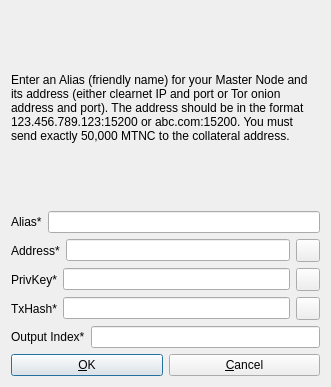
The window that src/qt/forms/addeditatomnode.ui (masternodecoin/masternodecoin) describes before a commit, drawn with Qt 5.
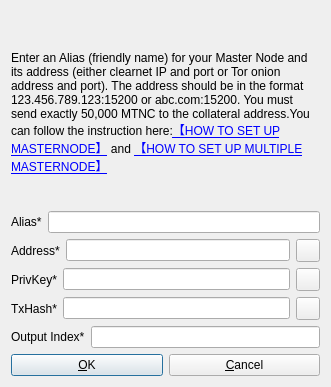
The same window after the commit. Icons and pictures are not drawn.

Diff of the .ui file:
```diff
--- a/src/qt/forms/addeditatomnode.ui
+++ b/src/qt/forms/addeditatomnode.ui
@@ -26,7 +26,7 @@
       </sizepolicy>
      </property>
      <property name="text">
-      <string>&lt;html&gt;&lt;head/&gt;&lt;body&gt;&lt;p&gt;Enter an Alias (friendly name) for your Master Node and its address (either clearnet IP and port or Tor onion address and port). The address should be in the format 123.456.789.123:15200 or abc.com:15200. You must send exactly 50,000 MTNC to the collateral address.&lt;/p&gt;&lt;/body&gt;&lt;/html&gt;</string>
+      <string>&lt;html&gt;&lt;head/&gt;&lt;body&gt;&lt;p align=&quot;center&quot;&gt;&lt;br/&gt;&lt;/p&gt;&lt;p&gt;Enter an Alias (friendly name) for your Master Node and its address (either clearnet IP and port or Tor onion address and port). The address should be in the format 123.456.789.123:15200 or abc.com:15200. You must send exactly 50,000 MTNC to the collateral address.You can follow the instruction here:&lt;a href=&quot;https://docs.google.com/document/d/11WnHDlVmNCTZDnrn8yQYXE21PRBn8h6A5bQiaVpn6Ts/edit?usp=sharing&quot;&gt;&lt;span style=&quot; text-decoration: underline; color:#0000ff;&quot;&gt;【HOW TO SET UP MASTERNODE】&lt;/span&gt;&lt;/a&gt; and &lt;a href=&quot;https://docs.google.com/document/d/1m0YQVE-9CP_pLNKyMwQNMSj1QYOTbR0AKi_zjF7P8Hg/edit?usp=sharing&quot;&gt;&lt;span style=&quot; text-decoration: underline; color:#0000ff;&quot;&gt;【HOW TO SET UP MULTIPLE MASTERNODE】&lt;/span&gt;&lt;/a&gt;&lt;/p&gt;&lt;p&gt;&lt;br/&gt;&lt;/p&gt;&lt;/body&gt;&lt;/html&gt;</string>
      </property>
      <property name="wordWrap">
       <bool>true</bool>
```
